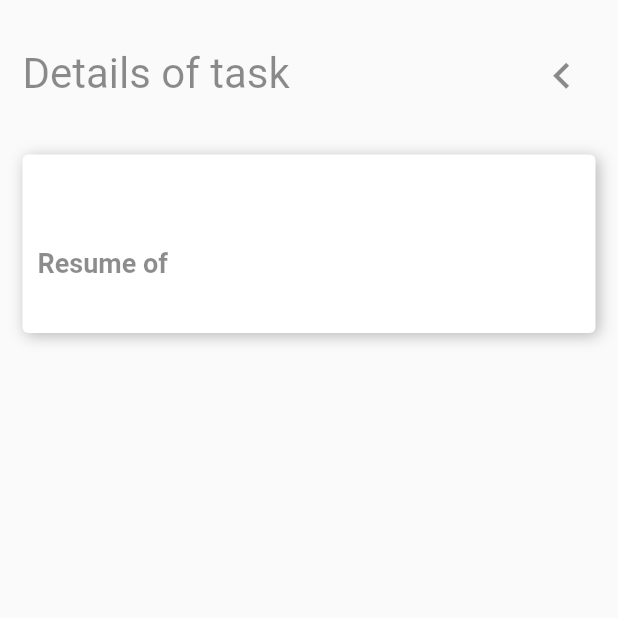
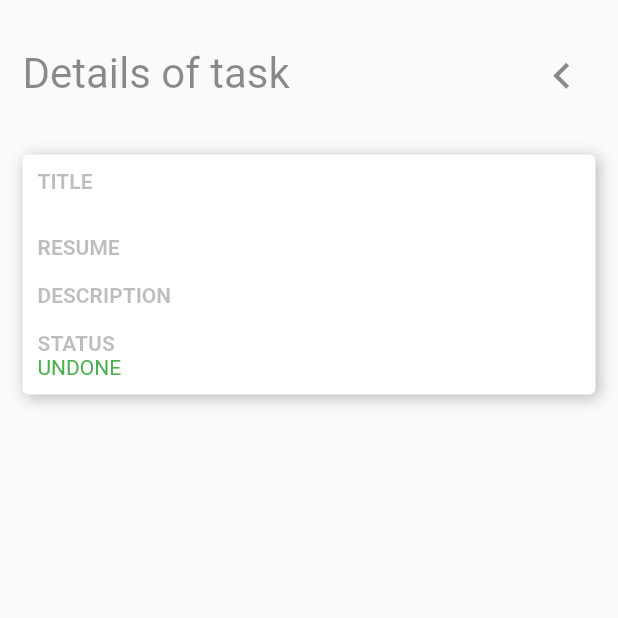
Before and after one commit to Joaovsa7/todo-app-mobile, a Flutter app: the Details screen opened directly with empty values, on a phone screen of 412 x 824 dp, the top half of it. Run offline on Flutter 3.47's test engine with Material 2 defaults, Android fonts, the phone set to English and light mode, and no system bars; our stand-ins replace email_validator, shared_preferences; accounts and stored records are empty.

Commit message:
ok... maybe i had decide make a theme the app

```diff
--- a/lib/app.dart
+++ b/lib/app.dart
@@ -3,6 +3,7 @@ import 'package:todo_app/screens/createTask.dart';
 import './screens/register.dart';
 import './screens/homepage.dart';
 import './screens/login.dart';
+import 'helpers/defineTheme.dart';
 
 class TodoApp extends StatelessWidget {
   // This widget is the root of your application.
@@ -12,6 +13,7 @@ class TodoApp extends StatelessWidget {
       title: 'TODO APP',
       debugShowCheckedModeBanner: false,
       initialRoute: '/',
+      theme: defineTheme(),
       routes: {
         '/': (context) => Login(),
         '/register': (context) => Register(),
--- a/lib/screens/details.dart
+++ b/lib/screens/details.dart
@@ -6,6 +6,12 @@ class Details extends StatelessWidget {
   @override
   Widget build(BuildContext context) {
     final TasksModel task = ModalRoute.of(context).settings.arguments;
+
+    const subtitleStyle = TextStyle(
+      fontSize: 14,
+      color: Colors.black26,
+      fontWeight: FontWeight.bold,
+    );
 
     return SafeArea(
       child: Scaffold(
@@ -22,34 +28,52 @@ class Details extends StatelessWidget {
                       margin: EdgeInsets.only(top: 30),
                       child: Column(
                         crossAxisAlignment: CrossAxisAlignment.start,
+                        mainAxisAlignment: MainAxisAlignment.spaceBetween,
                         children: <Widget>[
+                          Text('TITLE', style: subtitleStyle),
                           Container(
-                            margin: EdgeInsets.only(bottom: 10),
                             child: Text(
                               task.title,
                               style: TextStyle(
-                                  fontSize: 36,
-                                  color: Colors.black45,
+                                  fontSize: 24,
+                                  color: Colors.black87,
                                   fontWeight: FontWeight.w300),
                             ),
                           ),
                           Container(
-                            margin: EdgeInsets.only(bottom: 10),
                             child: Text(
-                              'Resume of ${task.title}',
-                              style: TextStyle(
-                                fontSize: 18,
-                                color: Colors.black45,
-                                fontWeight: FontWeight.bold,
-                              ),
+                              'RESUME',
+                              style: subtitleStyle,
                             ),
                           ),
                           Text(
                             task.resume,
                             style: TextStyle(
-                              color: Colors.black45,
+                              color: Colors.black87,
                               fontWeight: FontWeight.normal,
                             ),
+                          ),
+                          Text(
+                            'DESCRIPTION',
+                            style: subtitleStyle,
+                          ),
+                          Text(
+                            task.description,
+                            style: TextStyle(
+                              color: Colors.black87,
+                              fontWeight: FontWeight.normal,
+                            ),
+                          ),
+                          Text(
+                            'STATUS',
+                            style: subtitleStyle,
+                          ),
+                          Text(
+                            task.done == true ? 'DONE' : 'UNDONE',
+                            style: TextStyle(
+                                color: task.done == true
+                                    ? Colors.red
+                                    : Colors.green),
                           ),
                         ],
                       ),
```
Also changed, not shown: lib/helpers/daysMap.dart (added, +9 -0 lines), lib/helpers/defineTheme.dart (added, +21 -0 lines), lib/screens/createTask.dart (+18 -5 lines), lib/screens/homepage.dart (+41 -7 lines).
